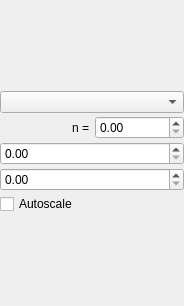
First picture: the form in MantidQt/SliceViewer/inc/MantidQtSliceViewer/ColorBarWidget.ui, repository mantidproject/mantid, before the edit.
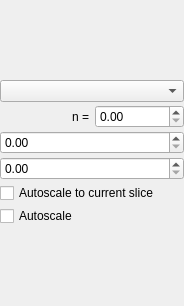
Second picture: the form after the edit. Custom widgets are drawn as their Qt base class.

Commit message: Refs #15163 add automatic color scale for panning and peaks zooming

The edit to the form file:
```diff
--- a/MantidQt/SliceViewer/inc/MantidQtSliceViewer/ColorBarWidget.ui
+++ b/MantidQt/SliceViewer/inc/MantidQtSliceViewer/ColorBarWidget.ui
@@ -71,6 +71,16 @@
        </property>
       </widget>
      </item>
+     <item>
+      <widget class="QCheckBox" name="autoScaleForCurrentSlice">
+       <property name="toolTip">
+        <string>&lt;html&gt;&lt;head/&gt;&lt;body&gt;&lt;p&gt;When this is checked the color scale range will be automatically set to the current slice whenever the user zooms to a new peak.&lt;/p&gt;&lt;/body&gt;&lt;/html&gt;</string>
+       </property>
+       <property name="text">
+        <string>Autoscale to current slice</string>
+       </property>
+      </widget>
+     </item>
      <item>
       <widget class="QCheckBox" name="autoScale">
        <property name="text">
```
Left out of the diff: 11 changed lines with no effect on the pictures. The commit also changes 8 other files.
